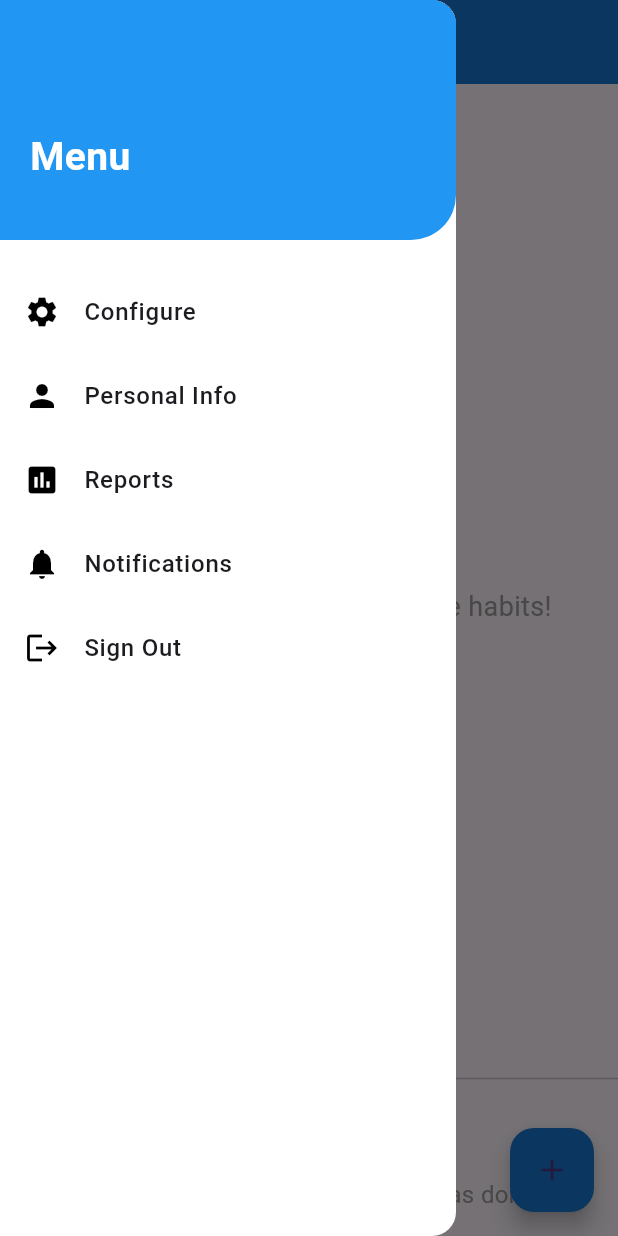
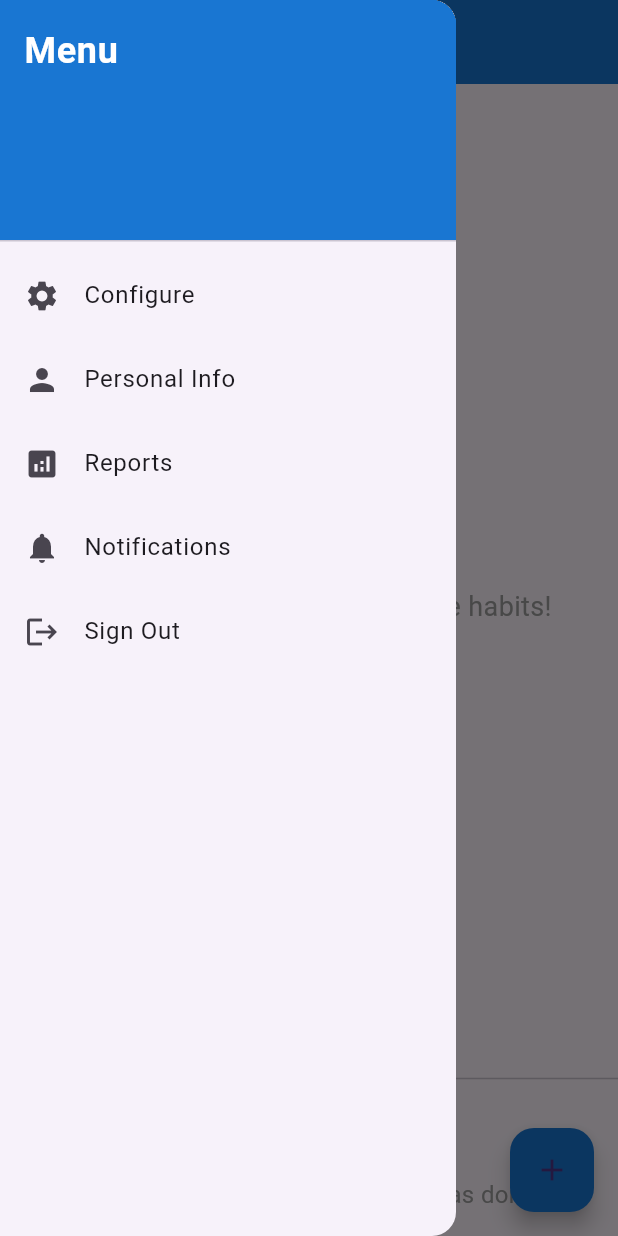
Before and after one commit to mohdfaisal77/habit_tracker, a Flutter app: the HabitTrackerScreen screen opened directly with empty values, with the side drawer open, on a phone screen of 412 x 824 dp. Run offline on Flutter 3.47's test engine with Material 3 defaults, Android fonts, the phone set to English and light mode, and no system bars; our stand-ins replace fluttertoast, shared_preferences; accounts and stored records are empty.

```diff
--- a/lib/habit_tracker_screen.dart
+++ b/lib/habit_tracker_screen.dart
@@ -66,39 +66,80 @@ class _HabitTrackerScreenState extends State<HabitTrackerScreen> {
   @override
   Widget build(BuildContext context) {
     return Scaffold(
-      drawer: Drawer(
-        backgroundColor: Colors.white,
-        child: Column(
+      drawer:  Drawer(
+    child: ListView(
+    padding: EdgeInsets.zero,
       children: [
-            Container(
-              height: 160,
-              width: double.infinity,
-              decoration: const BoxDecoration(
-                color: Colors.blue,
-                borderRadius: BorderRadius.only(
-                  bottomRight: Radius.circular(30),
+        DrawerHeader(
+          decoration: BoxDecoration(
+            color: Colors.blue.shade700,
           ),
-              ),
-              alignment: Alignment.centerLeft,
-              padding: const EdgeInsets.only(left: 20, top: 50),
-              child: const Text(
+          child: Text(
             'Menu',
             style: TextStyle(
               color: Colors.white,
-                  fontSize: 26,
+              fontSize: 24,
               fontWeight: FontWeight.bold,
             ),
           ),
         ),
-            const SizedBox(height: 20),
-            _drawerItem(icon: Icons.settings, label: 'Configure'),
-            _drawerItem(icon: Icons.person, label: 'Personal Info'),
-            _drawerItem(icon: Icons.insert_chart, label: 'Reports'),
-            _drawerItem(icon: Icons.notifications, label: 'Notifications'),
-            _drawerItem(icon: Icons.logout, label: 'Sign Out'),
+        ListTile(
+          leading: Icon(Icons.settings),
+          title: Text('Configure'),
+        ),
+        ListTile(
+          leading: Icon(Icons.person),
+          title: Text('Personal Info'),
+        ),
+        ListTile(
+          leading: Icon(Icons.analytics),
+          title: Text('Reports'),
+        ),
+        ListTile(
+          leading: Icon(Icons.notifications),
+          title: Text('Notifications'),
+        ),
+        ListTile(
+          leading: Icon(Icons.logout),
+          title: Text('Sign Out'),
+        ),
       ],
     ),
     ),
+      // Drawer(
+      //   backgroundColor: Colors.white,
+      //   child: Column(
+      //     children: [
+      //       Container(
+      //         height: 160,
+      //         width: double.infinity,
+      //         decoration: const BoxDecoration(
+      //           color: Colors.blue,
+      //           borderRadius: BorderRadius.only(
+      //             bottomRight: Radius.circular(30),
+      //           ),
+      //         ),
+      //         alignment: Alignment.centerLeft,
+      //         padding: const EdgeInsets.only(left: 20, top: 50),
+      //         child: const Text(
+      //           'Menu',
+      //           style: TextStyle(
+      //             color: Colors.white,
+      //             fontSize: 26,
+      //             fontWeight: FontWeight.bold,
+      //           ),
+      //         ),
+      //       ),
+      //       const SizedBox(height: 20),
+      //       _drawerItem(icon: Icons.settings, label: 'Configure'),
+      //       _drawerItem(icon: Icons.person, label: 'Personal Info'),
+      //       _drawerItem(icon: Icons.insert_chart, label: 'Reports'),
+      //       _drawerItem(icon: Icons.notifications, label: 'Notifications'),
+      //       _drawerItem(icon: Icons.logout, label: 'Sign Out'),
+      //     ],
+      //   ),
+      // ),
+
       appBar: AppBar(
         backgroundColor: Colors.blue.shade700,
         title: Text(
@@ -275,18 +316,18 @@ class _HabitTrackerScreenState extends State<HabitTrackerScreen> {
     );
 
   }
-  Widget _drawerItem({required IconData icon, required String label}) {
-    return ListTile(
-      leading: Icon(icon, color: Colors.black),
-      title: Text(
-        label,
-        style: const TextStyle(fontSize: 16, fontWeight: FontWeight.w500),
-      ),
-      onTap: () {
-        // Add navigation or functionality here
-        Navigator.pop(context); // Close drawer
-      },
-    );
-  }
+  // Widget _drawerItem({required IconData icon, required String label}) {
+  //   return ListTile(
+  //     leading: Icon(icon, color: Colors.black),
+  //     title: Text(
+  //       label,
+  //       style: const TextStyle(fontSize: 16, fontWeight: FontWeight.w500),
+  //     ),
+  //     onTap: () {
+  //       // Add navigation or functionality here
+  //       Navigator.pop(context); // Close drawer
+  //     },
+  //   );
+  // }
 
 }
```
Also changed, not shown: lib/country_list.dart (+9 -0 lines). Lines whose indentation alone changed are shown as unchanged.
